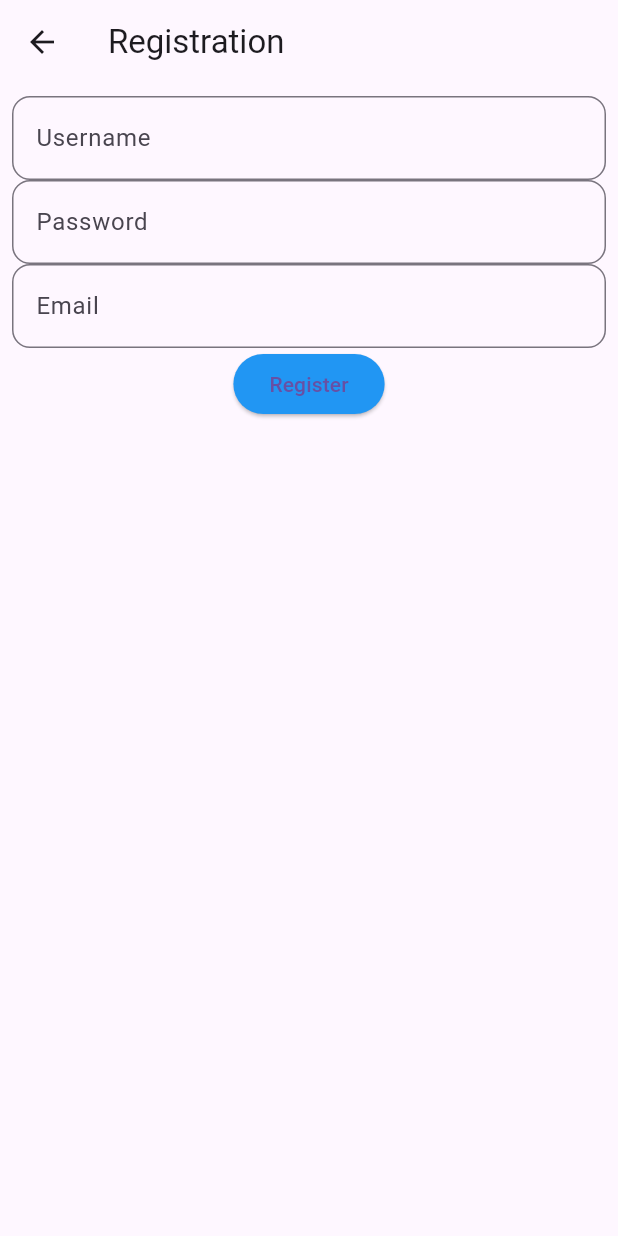
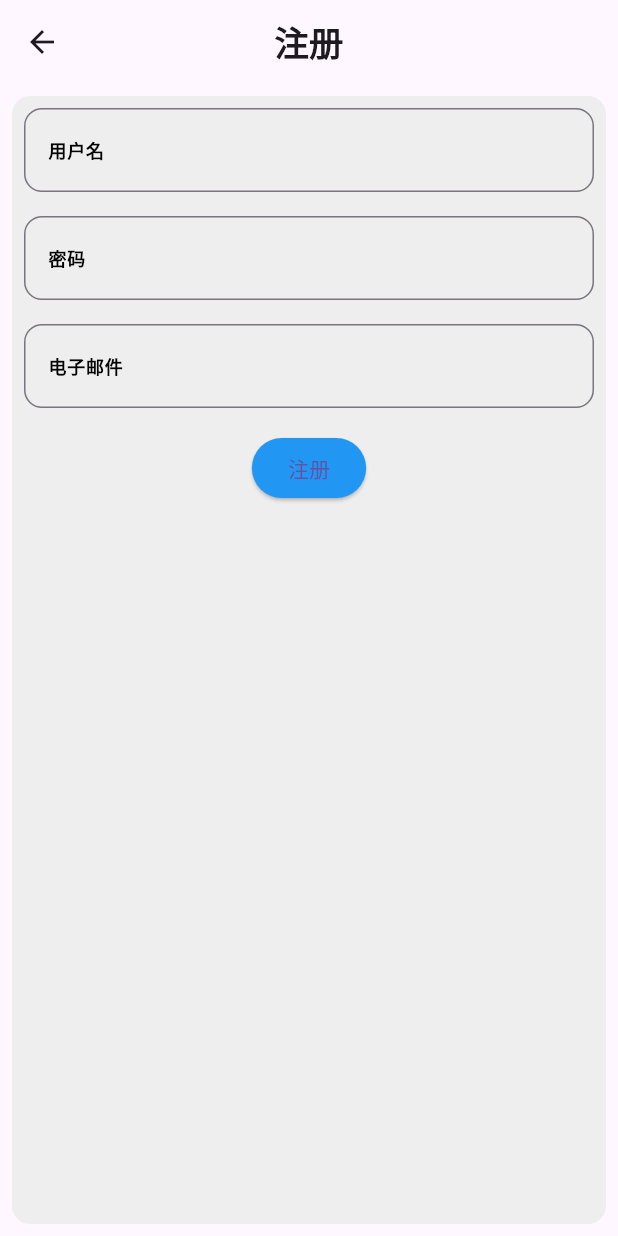
Before and after one commit to Kingsley-Yoimiya/EcoEye, a Flutter app: the RegistrationScreen screen opened by its route, on a phone screen of 412 x 824 dp. Run offline on Flutter 3.47's test engine with Material 3 defaults, Android fonts, the phone set to English and light mode, and no system bars; our stand-ins replace dotted_border, image_picker, shared_preferences; accounts and stored records are empty; Roboto replaces fonts that are missing (Kaiti, Songti).

Commit message:
大体界面完成！
大体前端能看了

```diff
--- a/flutter_app/lib/screens/registration_screen.dart
+++ b/flutter_app/lib/screens/registration_screen.dart
@@ -2,33 +2,93 @@ import 'package:flutter/material.dart';
 import '../widgets/input_field.dart';
 import '../widgets/button.dart';
 import '../controllers/user_management_controller.dart';
+import '../utils/validators.dart';
+import 'login_screen.dart';
 
 class RegistrationScreen extends StatelessWidget {
   final UserManagementController _controller = UserManagementController();
   final TextEditingController _usernameController = TextEditingController();
   final TextEditingController _passwordController = TextEditingController();
   final TextEditingController _emailController = TextEditingController();
+  final GlobalKey<FormState> _formKey = GlobalKey<FormState>();
 
   @override
   Widget build(BuildContext context) {
     return Scaffold(
       appBar: AppBar(
-        title: Text('Registration'),
+        title: Text(
+          '注册',
+          style: TextStyle(
+            fontFamily: 'Kaiti',
+            fontWeight: FontWeight.bold,
+            fontSize: 23,
+          ),
+        ),
+        centerTitle: true,
       ),
       body: Padding(
         padding: const EdgeInsets.all(8.0),
-        child: Column(
-          children: <Widget>[
-            CustomInputField(hintText: 'Username', controller: _usernameController),
-            CustomInputField(hintText: 'Password', controller: _passwordController, obscureText: true),
-            CustomInputField(hintText: 'Email', controller: _emailController),
-            CustomButton(
-              text: 'Register',
-              onPressed: () {
-                // Implement registration logic using _controller
-              },
+        child: Container(
+          decoration: BoxDecoration(
+            color: Colors.grey.shade200,
+            borderRadius: BorderRadius.circular(12),
+          ),
+          child: Form(
+            key: _formKey,
+            child: Column(
+              children: <Widget>[
+                Padding(
+                  padding: const EdgeInsets.all(8.0),
+                  child: CustomInputField(
+                    hintText: '用户名',
+                    controller: _usernameController,
+                    validator: Validators.usernameValidator,
+                  ),
+                ),
+                Padding(
+                  padding: const EdgeInsets.all(8.0),
+                  child: CustomInputField(
+                    hintText: '密码',
+                    controller: _passwordController,
+                    obscureText: true,
+                    validator: Validators.passwordValidator,
+                  ),
+                ),
+                Padding(
+                  padding: const EdgeInsets.all(8.0),
+                  child: CustomInputField(
+                    hintText: '电子邮件',
+                    controller: _emailController,
+                    validator: Validators.emailValidator,
+                  ),
+                ),
+                Padding(
+                  padding: const EdgeInsets.all(8.0),
+                  child: CustomButton(
+                    text: '注册',
+                    onPressed: () async {
+                      if (_formKey.currentState!.validate()) {
+                        String result = await _controller.registerUser(
+                          _usernameController.text,
+                          _passwordController.text,
+                          _emailController.text,
+                        );
+                        ScaffoldMessenger.of(context).showSnackBar(
+                          SnackBar(content: Text(result)),
+                        );
+                        if (result == "User created successfully") {
+                          Navigator.pushReplacement(
+                            context,
+                            MaterialPageRoute(builder: (context) => LoginScreen()),
+                          );
+                        }
+                      }
+                    },
+                  ),
+                ),
+              ],
             ),
-          ],
+          ),
         ),
       ),
     );
--- a/flutter_app/lib/widgets/input_field.dart
+++ b/flutter_app/lib/widgets/input_field.dart
@@ -4,24 +4,33 @@ class CustomInputField extends StatelessWidget {
   final String hintText;
   final TextEditingController controller;
   final bool obscureText;
+  final String? Function(String?)? validator;
 
   CustomInputField({
     required this.hintText,
     required this.controller,
     this.obscureText = false,
+    this.validator,
   });
 
   @override
   Widget build(BuildContext context) {
-    return TextField(
+    return TextFormField(
       controller: controller,
       obscureText: obscureText,
       decoration: InputDecoration(
         hintText: hintText,
+        hintStyle: TextStyle(
+          fontFamily: 'Songti',
+          fontWeight: FontWeight.bold,
+          fontSize: 12,
+          color: Colors.black,
+        ),
         border: OutlineInputBorder(
           borderRadius: BorderRadius.circular(12),
         ),
       ),
+      validator: validator,
     );
   }
 }
```
Also changed, not shown: flutter_app/lib/screens/login_screen.dart (+45 -8 lines), flutter_app/lib/utils/validators.dart (+13 -0 lines).
